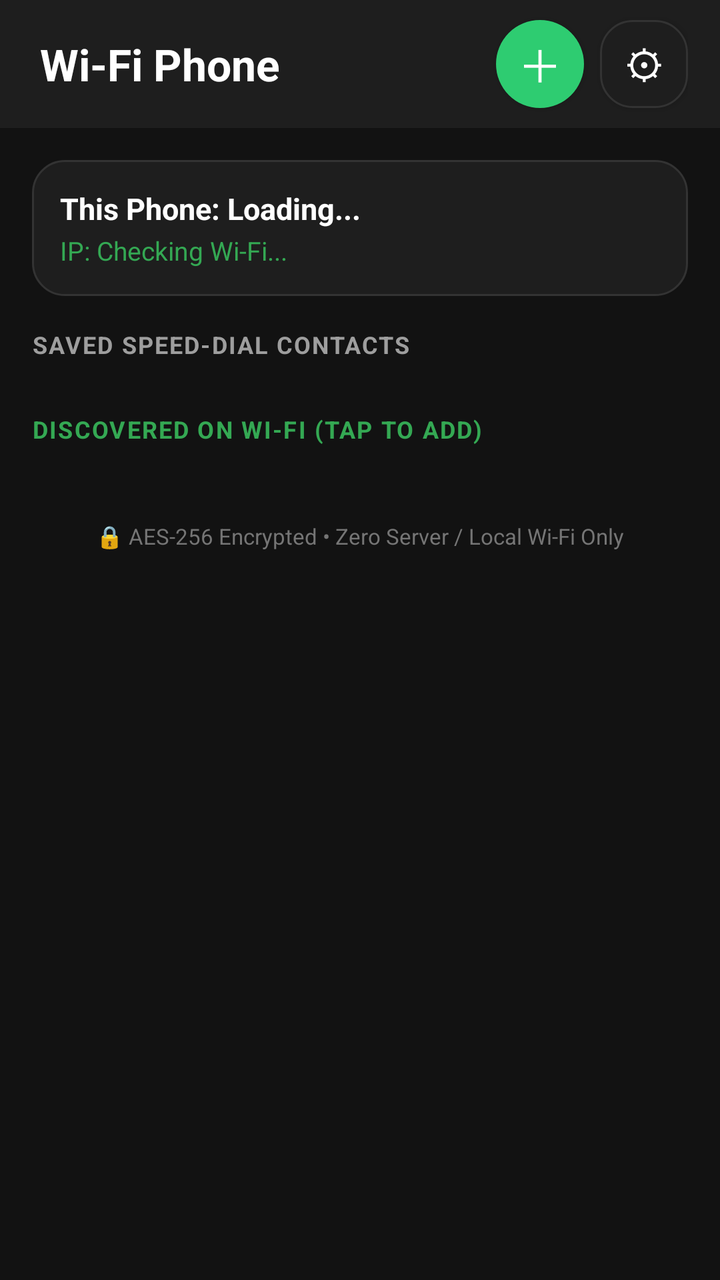
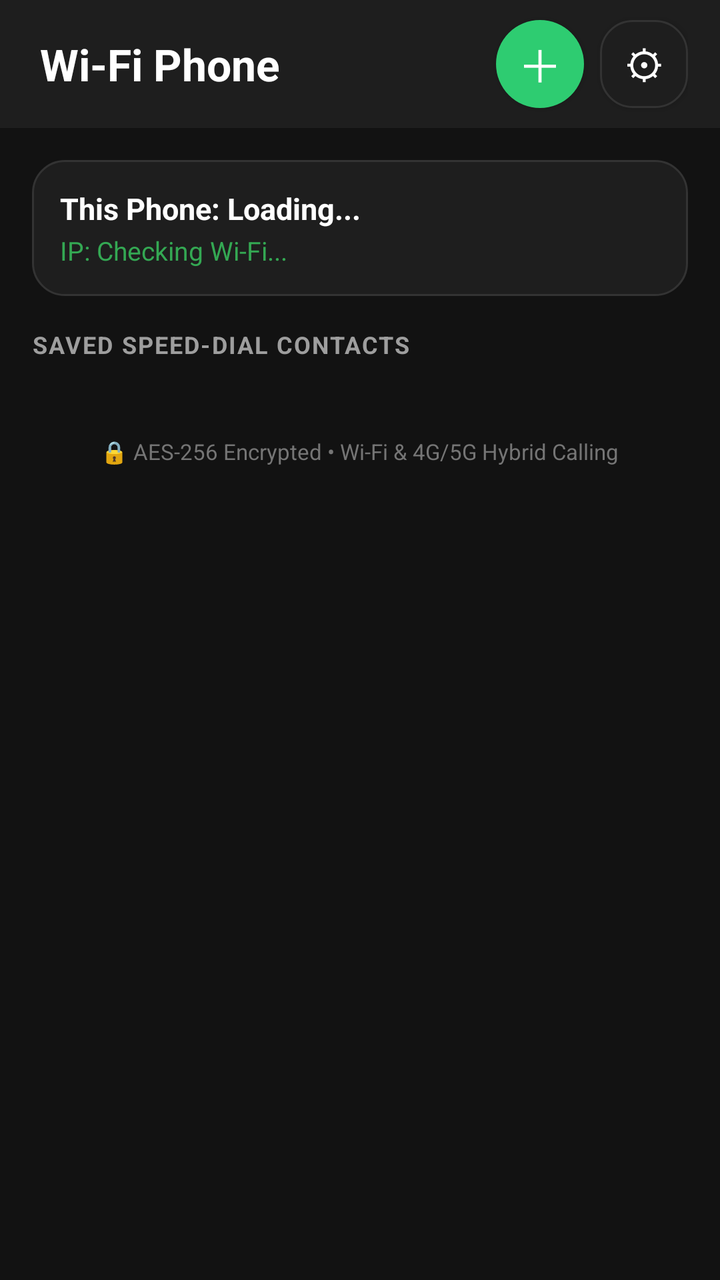

Before-and-after screenshots of an Android layout around one commit, followed by the original layout XML and the change that was made.
<!-- AndroidManifest.xml: application theme Theme.WiFiCalling -->
<!-- res/layout/activity_main.xml -->
<?xml version="1.0" encoding="utf-8"?>
<LinearLayout xmlns:android="http://schemas.android.com/apk/res/android"
    android:layout_width="match_parent"
    android:layout_height="match_parent"
    android:orientation="vertical"
    android:background="@color/background_dark">

    
    <LinearLayout
        android:layout_width="match_parent"
        android:layout_height="64dp"
        android:orientation="horizontal"
        android:gravity="center_vertical"
        android:paddingStart="20dp"
        android:paddingEnd="16dp"
        android:background="#1E1E1E">

        <TextView
            android:layout_width="0dp"
            android:layout_height="wrap_content"
            android:layout_weight="1"
            android:text="Wi-Fi Phone"
            android:textSize="22sp"
            android:textStyle="bold"
            android:textColor="@color/text_primary" />

        
        <Button
            android:id="@+id/btnTopAddContact"
            android:layout_width="44dp"
            android:layout_height="44dp"
            android:text="＋"
            android:textSize="22sp"
            android:textColor="#FFFFFF"
            android:background="@drawable/bg_button_call"
            android:layout_marginEnd="8dp" />

        
        <Button
            android:id="@+id/btnTopSettings"
            android:layout_width="44dp"
            android:layout_height="44dp"
            android:text="⚙"
            android:textSize="20sp"
            android:textColor="#FFFFFF"
            android:background="@drawable/bg_card" />
    </LinearLayout>

    <ScrollView
        android:layout_width="match_parent"
        android:layout_height="match_parent"
        android:padding="16dp">

        <LinearLayout
            android:layout_width="match_parent"
            android:layout_height="wrap_content"
            android:orientation="vertical">

            
            <LinearLayout
                android:layout_width="match_parent"
                android:layout_height="wrap_content"
                android:orientation="vertical"
                android:background="@drawable/bg_card"
                android:padding="14dp"
                android:layout_marginBottom="16dp">

                <TextView
                    android:id="@+id/tvMyDeviceName"
                    android:layout_width="wrap_content"
                    android:layout_height="wrap_content"
                    android:text="This Phone: Loading..."
                    android:textSize="15sp"
                    android:textStyle="bold"
                    android:textColor="@color/text_primary" />

                <TextView
                    android:id="@+id/tvMyDeviceIp"
                    android:layout_width="wrap_content"
                    android:layout_height="wrap_content"
                    android:text="IP: Checking Wi-Fi..."
                    android:textSize="13sp"
                    android:textColor="#34A853"
                    android:layout_marginTop="2dp" />
            </LinearLayout>

            
            <TextView
                android:layout_width="wrap_content"
                android:layout_height="wrap_content"
                android:text="SAVED SPEED-DIAL CONTACTS"
                android:textSize="12sp"
                android:textStyle="bold"
                android:textColor="#9E9E9E"
                android:letterSpacing="0.06"
                android:layout_marginBottom="10dp" />

            
            <LinearLayout
                android:id="@+id/containerContacts"
                android:layout_width="match_parent"
                android:layout_height="wrap_content"
                android:orientation="vertical" />

            
            <TextView
                android:id="@+id/tvDiscoveredHeader"
                android:layout_width="wrap_content"
                android:layout_height="wrap_content"
                android:text="DISCOVERED ON WI-FI (TAP TO ADD)"
                android:textSize="12sp"
                android:textStyle="bold"
                android:textColor="#34A853"
                android:letterSpacing="0.06"
                android:layout_marginTop="16dp"
                android:layout_marginBottom="10dp" />

            <LinearLayout
                android:id="@+id/containerDiscovered"
                android:layout_width="match_parent"
                android:layout_height="wrap_content"
                android:orientation="vertical" />

            
            <TextView
                android:layout_width="wrap_content"
                android:layout_height="wrap_content"
                android:layout_gravity="center_horizontal"
                android:text="🔒 AES-256 Encrypted • Zero Server / Local Wi-Fi Only"
                android:textSize="11sp"
                android:textColor="#757575"
                android:layout_marginTop="28dp"
                android:layout_marginBottom="16dp" />

        </LinearLayout>
    </ScrollView>

</LinearLayout>
<!-- resources referenced by this layout -->
<resources>
  <color name="background_dark">#121212</color>
  <color name="text_primary">#FFFFFF</color>
  <!-- drawable bg_button_call (drawable) -->
  <?xml version="1.0" encoding="utf-8"?>
  <shape xmlns:android="http://schemas.android.com/apk/res/android"
      android:shape="rectangle">
      <solid android:color="#2ECC71" />
      <corners android:radius="24dp" />
  </shape>
  <!-- drawable bg_card (drawable) -->
  <?xml version="1.0" encoding="utf-8"?>
  <shape xmlns:android="http://schemas.android.com/apk/res/android"
      android:shape="rectangle">
      <solid android:color="#1E1E1E" />
      <corners android:radius="16dp" />
      <stroke android:width="1dp" android:color="#333333" />
  </shape>
  <style name="Theme.WiFiCalling" parent="@android:style/Theme.DeviceDefault.NoActionBar">
          <item name="android:windowBackground">@color/background_dark</item>
          <item name="android:textColor">@color/text_primary</item>
      </style>
</resources>

<!-- the commit's change to res/layout/activity_main.xml (unified diff, before → after) -->
@@ -104,29 +104,10 @@
 
             
             <TextView
-                android:id="@+id/tvDiscoveredHeader"
-                android:layout_width="wrap_content"
-                android:layout_height="wrap_content"
-                android:text="DISCOVERED ON WI-FI (TAP TO ADD)"
-                android:textSize="12sp"
-                android:textStyle="bold"
-                android:textColor="#34A853"
-                android:letterSpacing="0.06"
-                android:layout_marginTop="16dp"
-                android:layout_marginBottom="10dp" />
-
-            <LinearLayout
-                android:id="@+id/containerDiscovered"
-                android:layout_width="match_parent"
-                android:layout_height="wrap_content"
-                android:orientation="vertical" />
-
-            
-            <TextView
                 android:layout_width="wrap_content"
                 android:layout_height="wrap_content"
                 android:layout_gravity="center_horizontal"
-                android:text="🔒 AES-256 Encrypted • Zero Server / Local Wi-Fi Only"
+                android:text="🔒 AES-256 Encrypted • Wi-Fi &amp; 4G/5G Hybrid Calling"
                 android:textSize="11sp"
                 android:textColor="#757575"
                 android:layout_marginTop="28dp"
